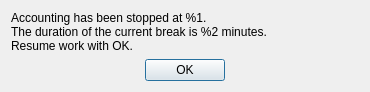
Before: the Qt Designer form src/pausedialogbase.ui in scVENUS/sctime, drawn with Qt 5.
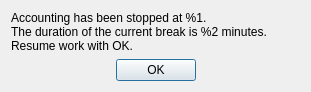
After: the same form once the commit is applied.

Commit message: improve sizes of conflict and pause dialog

```diff
--- a/src/pausedialogbase.ui
+++ b/src/pausedialogbase.ui
@@ -6,14 +6,14 @@
    <rect>
     <x>0</x>
     <y>0</y>
-    <width>370</width>
+    <width>311</width>
     <height>91</height>
    </rect>
   </property>
   <property name="sizePolicy">
-   <sizepolicy hsizetype="Preferred" vsizetype="Preferred">
-    <horstretch>0</horstretch>
-    <verstretch>0</verstretch>
+   <sizepolicy hsizetype="Expanding" vsizetype="Expanding">
+    <horstretch>2</horstretch>
+    <verstretch>1</verstretch>
    </sizepolicy>
   </property>
   <property name="windowTitle">
@@ -22,6 +22,12 @@
   <layout class="QVBoxLayout" name="verticalLayout">
    <item>
     <widget class="QLabel" name="label">
+     <property name="sizePolicy">
+      <sizepolicy hsizetype="Expanding" vsizetype="Expanding">
+       <horstretch>0</horstretch>
+       <verstretch>0</verstretch>
+      </sizepolicy>
+     </property>
      <property name="text">
       <string>Accounting has been stopped at %1.
 The duration of the current break is %2 minutes.
@@ -31,7 +37,7 @@
       <bool>false</bool>
      </property>
      <property name="wordWrap">
-      <bool>true</bool>
+      <bool>false</bool>
      </property>
     </widget>
    </item>
```
The commit also changes 3 other files.
